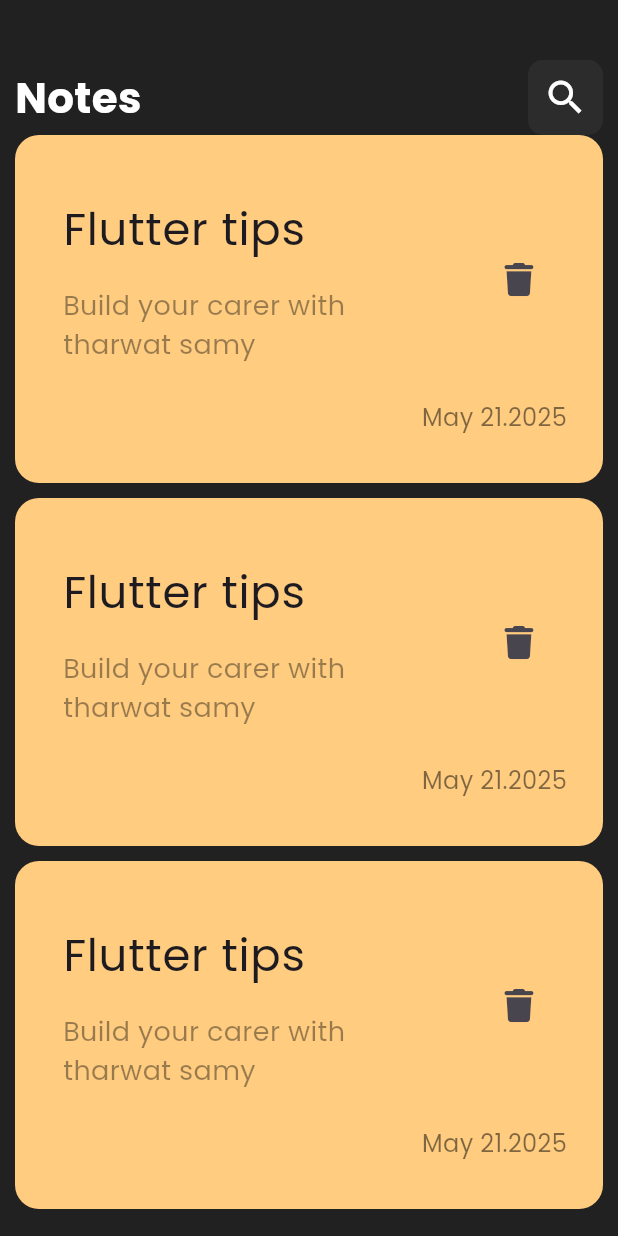
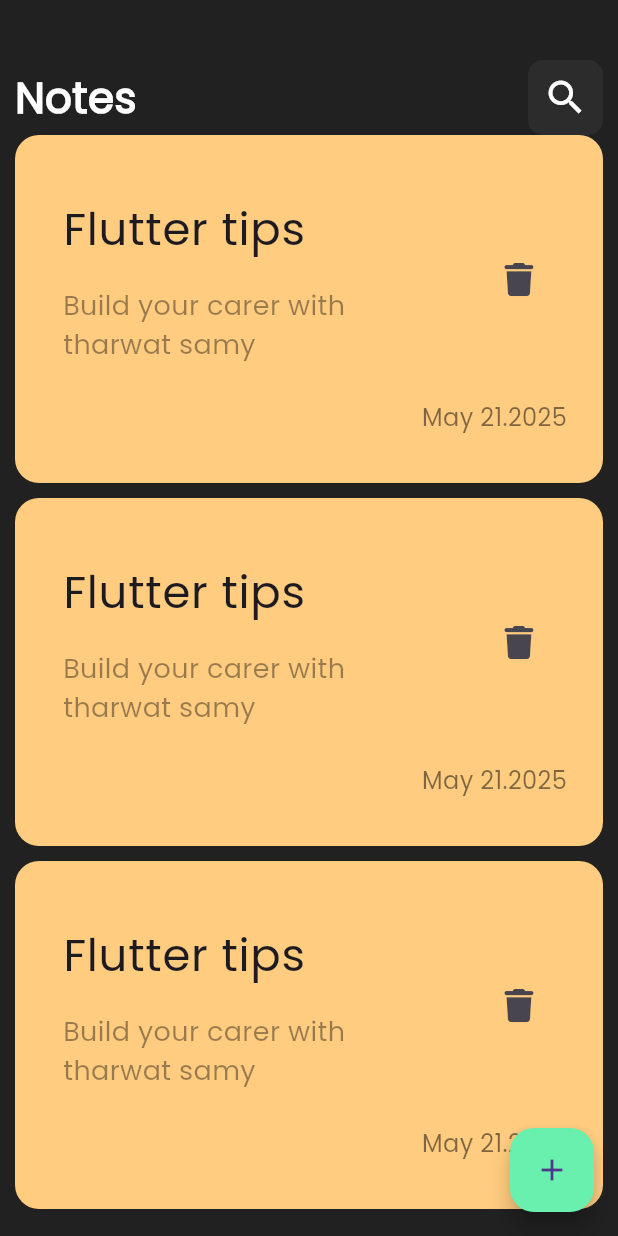
Before and after one commit to youssefr1/notes_app, a Flutter app: the screen it shows after launch, on a phone screen of 412 x 824 dp. Run offline on Flutter 3.47's test engine with Material 3 defaults, Android fonts, the phone set to English and light mode, and no system bars; our stand-ins replace font_awesome_flutter.

Commit message:
Add floating action buttom

```diff
--- a/lib/views/notes_view.dart
+++ b/lib/views/notes_view.dart
@@ -6,6 +6,16 @@ class NotesView extends StatelessWidget {
 
   @override
   Widget build(BuildContext context) {
-    return const Scaffold(body: NotesViewBody());
+    return Scaffold(
+      floatingActionButton: FloatingActionButton(
+        backgroundColor: Colors.greenAccent,
+        shape: RoundedRectangleBorder(
+          borderRadius: BorderRadius.circular(16),
+        ),
+        onPressed: () {},
+        child: Icon(Icons.add),
+      ),
+      body: NotesViewBody(),
+    );
   }
 }
```
Also changed, not shown: assets/fonts/Poppins-Regular.ttf (added).
